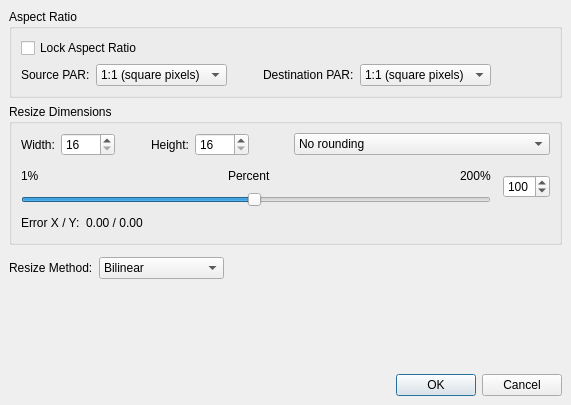
The window that utilities/sourcecode/avidemux2-master/avidemux_plugins/ADM_videoFilters6/resize/qt4/resizing.ui (goanimate-archive-organization/wrapper-offIine) describes before a commit, drawn with Qt 5.
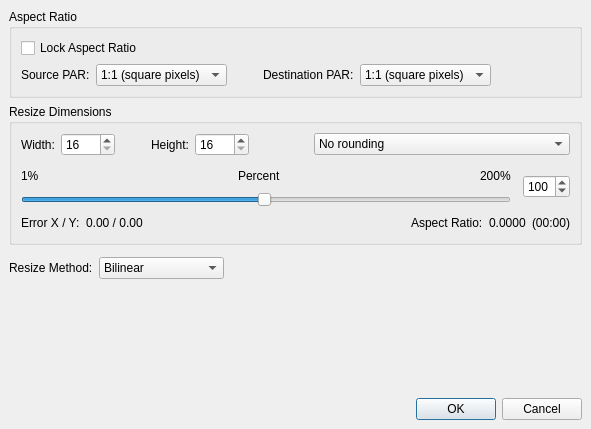
The same window after the commit.

Patch:
```diff
--- a/utilities/sourcecode/avidemux2-master/avidemux_plugins/ADM_videoFilters6/resize/qt4/resizing.ui
+++ b/utilities/sourcecode/avidemux2-master/avidemux_plugins/ADM_videoFilters6/resize/qt4/resizing.ui
@@ -6,8 +6,8 @@
    <rect>
     <x>0</x>
     <y>0</y>
-    <width>571</width>
-    <height>405</height>
+    <width>591</width>
+    <height>429</height>
    </rect>
   </property>
   <property name="windowTitle">
@@ -477,7 +477,7 @@
            </widget>
           </item>
           <item>
-           <spacer>
+           <spacer name="horizontalSpacer">
             <property name="orientation">
              <enum>Qt::Horizontal</enum>
             </property>
@@ -489,6 +489,33 @@
             </property>
            </spacer>
           </item>
+          <item>
+           <widget class="QLabel" name="labelOutAR">
+            <property name="sizePolicy">
+             <sizepolicy hsizetype="Preferred" vsizetype="Preferred">
+              <horstretch>0</horstretch>
+              <verstretch>0</verstretch>
+             </sizepolicy>
+            </property>
+            <property name="text">
+             <string notr="true">Aspect Ratio:</string>
+            </property>
+           </widget>
+          </item>
+          <item>
+           <widget class="QLabel" name="labelOutArFloat">
+            <property name="text">
+             <string>0.0000</string>
+            </property>
+           </widget>
+          </item>
+          <item>
+           <widget class="QLabel" name="labelOutArDef">
+            <property name="text">
+             <string>(00:00)</string>
+            </property>
+           </widget>
+          </item>
          </layout>
         </item>
        </layout>
```
